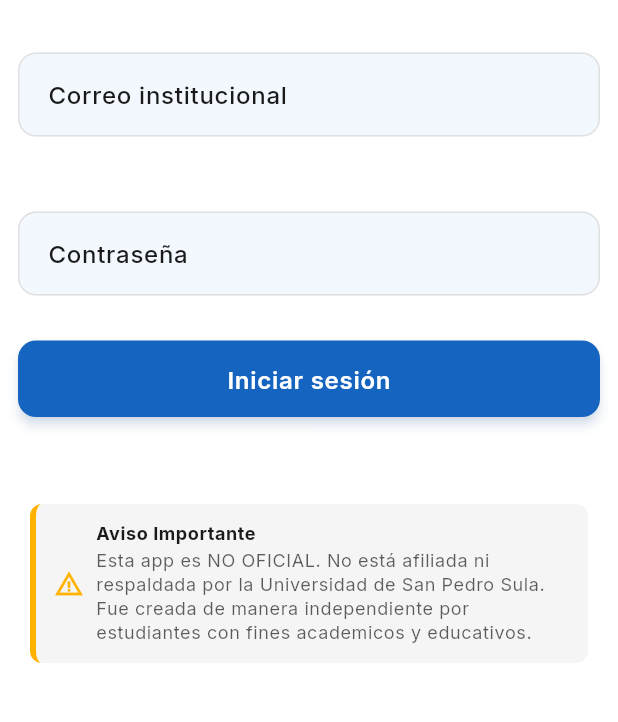
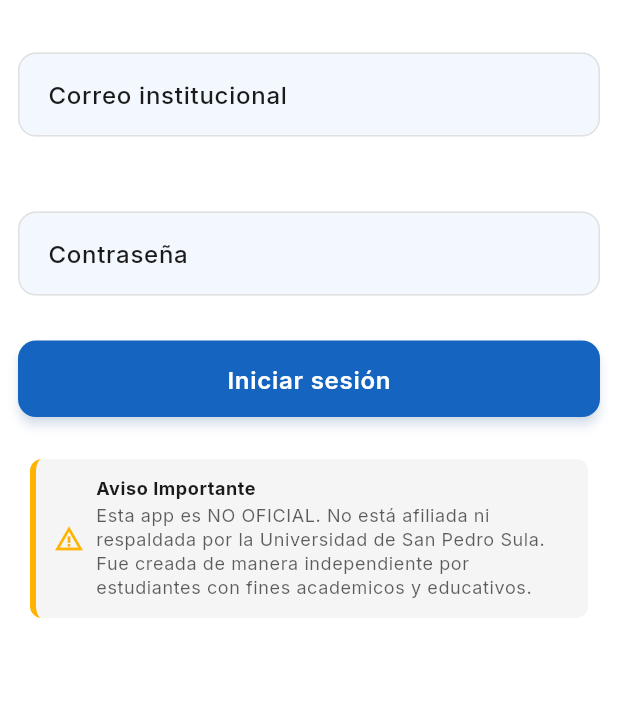
Before and after one commit to RenderTk/Mi-Campus-App, a Flutter app: the screen it shows after launch, on a phone screen of 412 x 824 dp, the part 499-1221 px from its top. Run offline on Flutter 3.47's test engine with Material 3 defaults, Android fonts, the phone set to English and light mode, and no system bars; our stand-ins replace cached_network_image, copy_with_extension, diacritic, dio, dropdown_button2, expansion_tile_card and 12 more; missing offline and left inert: icalendar_parser, local_auth_android, local_auth_darwin; accounts and stored records are empty.

Commit message:
refactor: adjust warning card in login screen

```diff
--- a/lib/screens/login_screen.dart
+++ b/lib/screens/login_screen.dart
@@ -188,9 +188,9 @@ class _LoginScreenState extends ConsumerState<LoginScreen> {
                   _buildPasswordTextFormField(),
                   const SizedBox(height: 30),
                   _buildLoginButton(),
-                  const SizedBox(height: 30),
+                  const SizedBox(height: 10),
                   if (showBiometricButton) _buildBiometricLoginButton(),
-                  const SizedBox(height: 20),
+                  const SizedBox(height: 10),
                   const Padding(
                     padding: EdgeInsets.symmetric(horizontal: 20, vertical: 8),
                     child: WarningCard(
```
